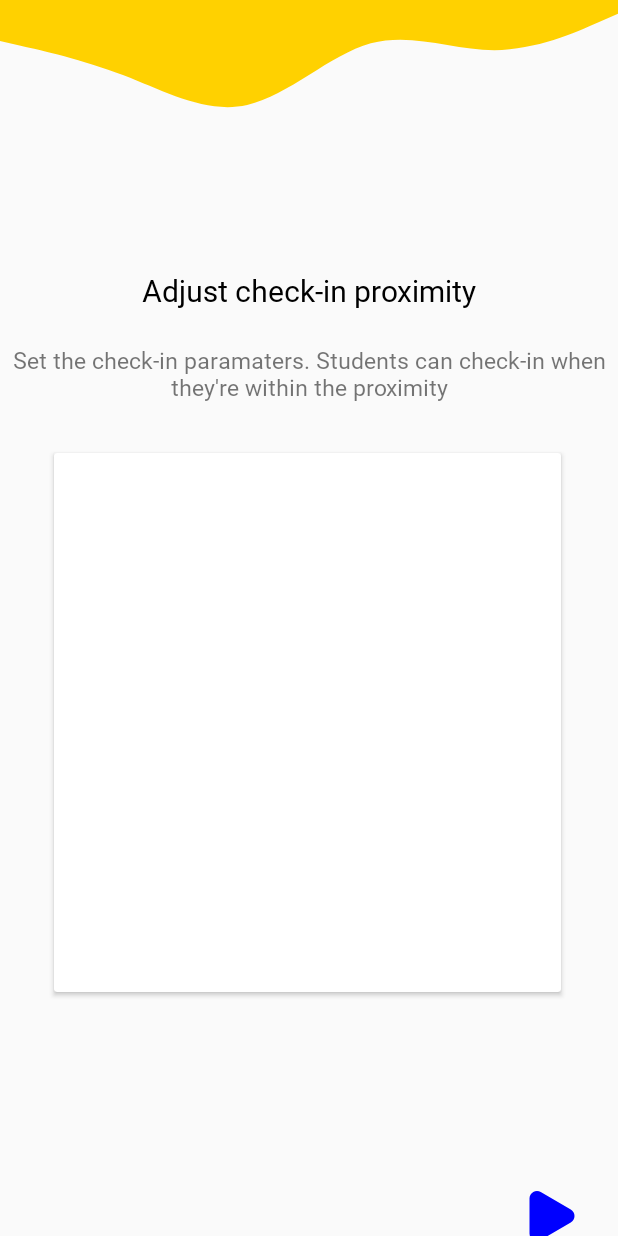
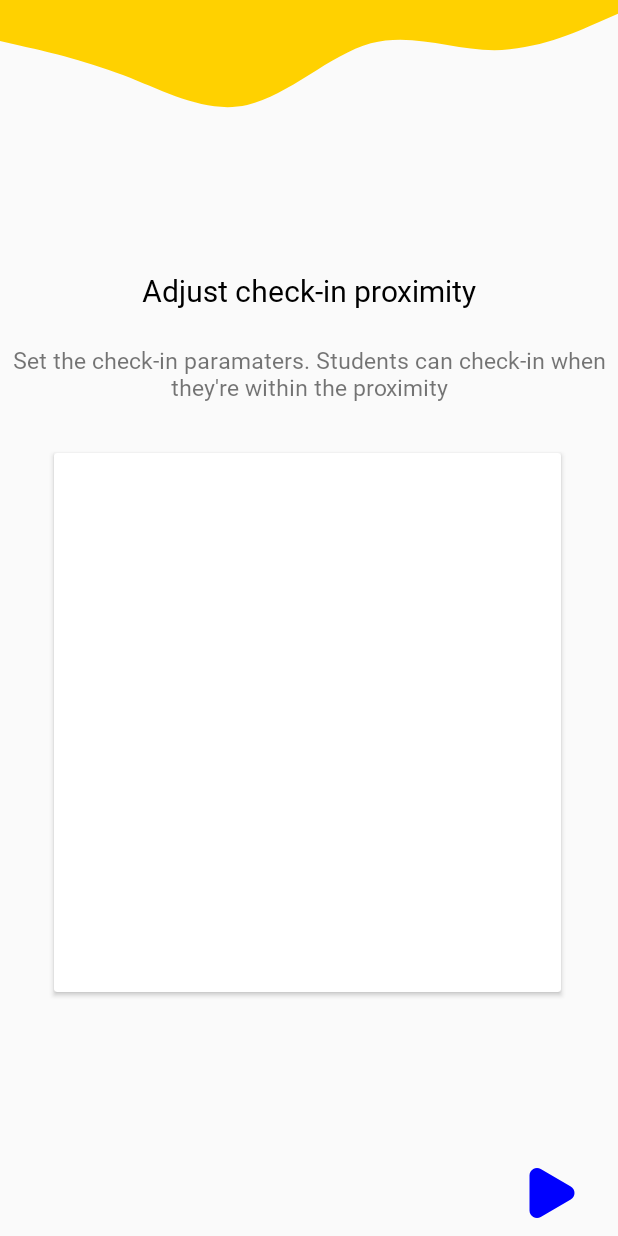
Before and after one commit to cleverSheep/Check-In, an Android app: the fragment AdjustProximityFragment shown on its own in the app's theme, on a phone screen of 412 x 824 dp. Run offline under Robolectric (Android 15) with nearby library versions, the phone set to English and light mode, and no system bars.

Commit message:
Commit to repository

```diff
--- a/app/src/main/res/layout/adjust_proximity_fragment.xml
+++ b/app/src/main/res/layout/adjust_proximity_fragment.xml
@@ -64,8 +64,7 @@
         android:background="?android:selectableItemBackground"
         android:src="@drawable/ic_arrow_forward"
         app:layout_constraintBottom_toBottomOf="parent"
-        app:layout_constraintEnd_toEndOf="parent"
-        app:layout_constraintTop_toBottomOf="@+id/cardView" />
+        app:layout_constraintEnd_toEndOf="parent" />
 
 
 </androidx.constraintlayout.widget.ConstraintLayout>
```
